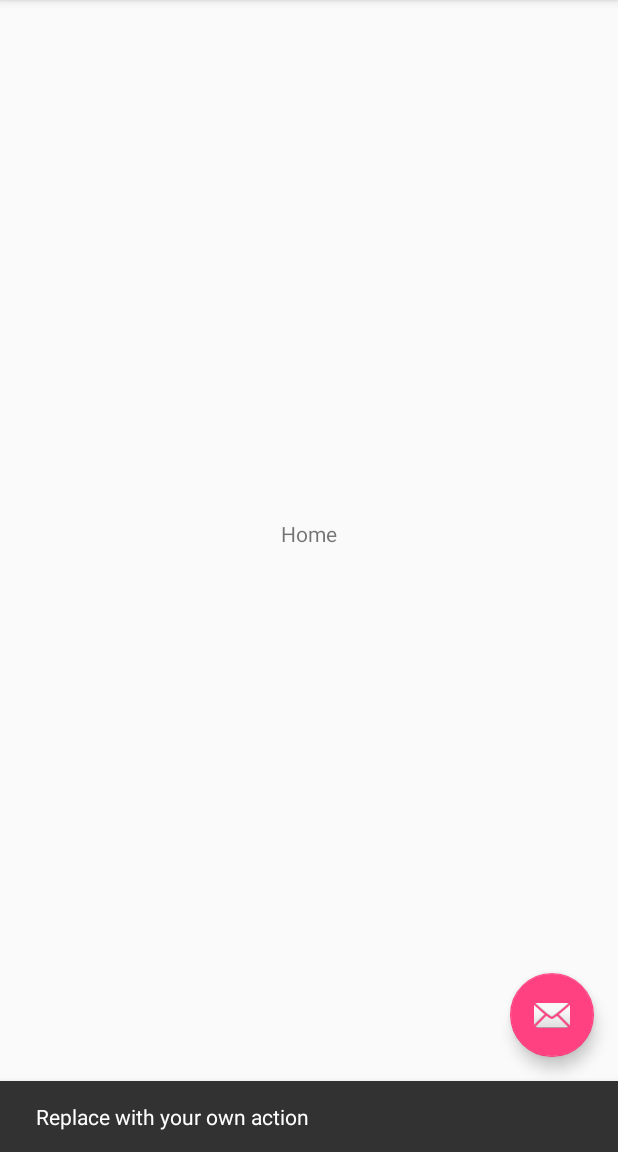
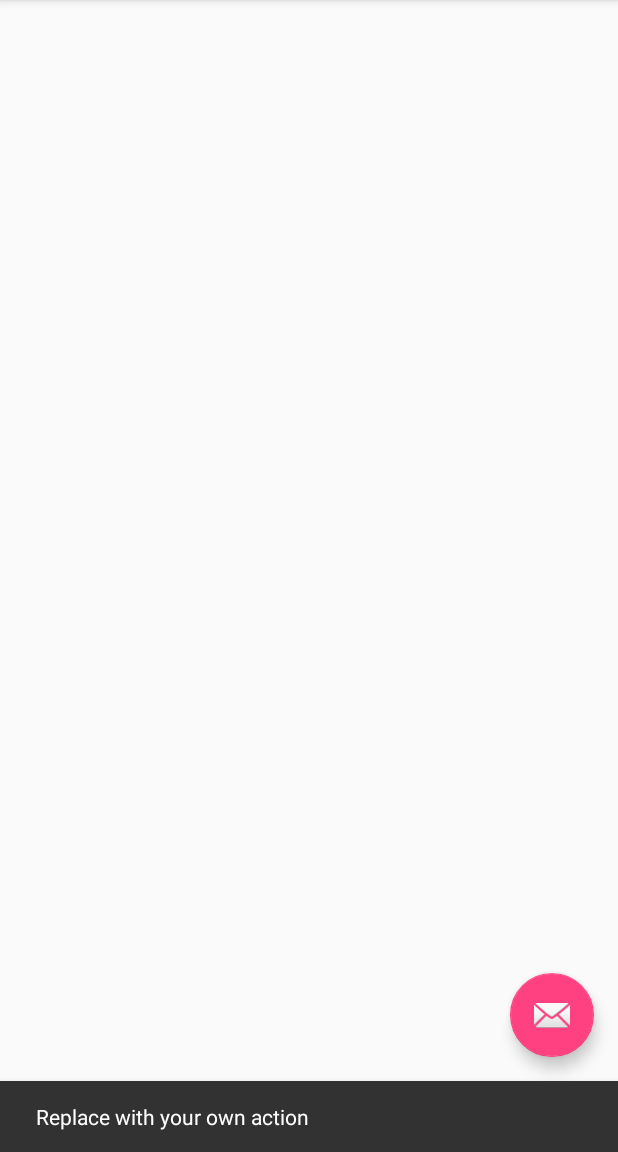
Before and after one commit to sharndip11/SikHeritage, an Android app: the screen it shows after launch (MainActivity), after a tap on an icon or button, on a phone screen of 412 x 824 dp, the part 84-1236 px from its top. Run offline under Robolectric (Android 15) with nearby library versions, the phone set to English and light mode, and no system bars.

```diff
--- a/app/src/main/res/layout/content_main.xml
+++ b/app/src/main/res/layout/content_main.xml
@@ -18,6 +18,7 @@
         android:background="#dedede"
         android:layout_gravity="start" >
 
+
     </ListView>
 
 </android.support.v4.widget.DrawerLayout>
--- a/app/src/main/res/layout/fragment_home.xml
+++ b/app/src/main/res/layout/fragment_home.xml
@@ -1,11 +1,9 @@
 <FrameLayout xmlns:android="http://schemas.android.com/apk/res/android"
-    xmlns:tools="http://schemas.android.com/tools" android:layout_width="match_parent"
+    xmlns:tools="http://schemas.android.com/tools"
+    android:layout_width="match_parent"
     android:layout_height="match_parent"
     tools:context="com.example.sharndip.sikheritage.HomeFragment">
 
-    <!-- TODO: Update blank fragment layout -->
-    <TextView android:layout_width="match_parent" android:layout_height="match_parent"
-        android:gravity="center"
-        android:text="@string/homeFrag" />
+
 
 </FrameLayout>
```
